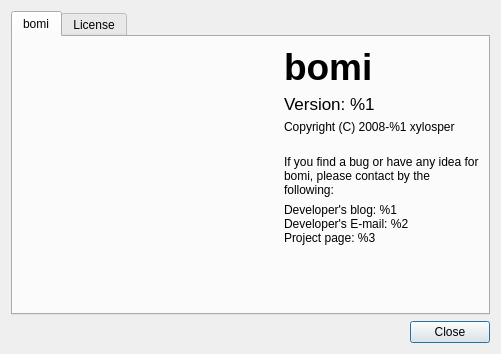
bylee20/bomi, file src/bomi/ui/aboutdialog.ui: the form before one commit.
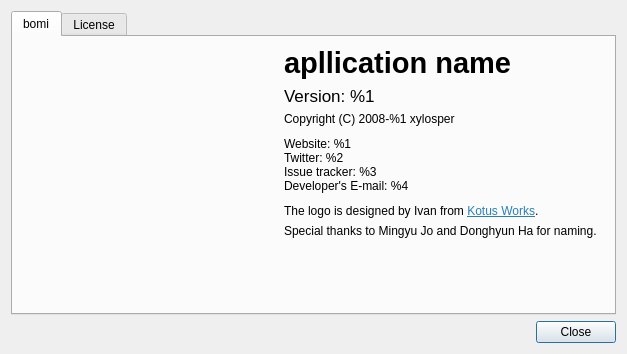
The form after the commit. Icons and pictures are not drawn. Custom widgets are drawn as their Qt base class.

Diff of the .ui file:
```diff
--- a/src/bomi/ui/aboutdialog.ui
+++ b/src/bomi/ui/aboutdialog.ui
@@ -6,8 +6,8 @@
    <rect>
     <x>0</x>
     <y>0</y>
-    <width>501</width>
-    <height>352</height>
+    <width>627</width>
+    <height>354</height>
    </rect>
   </property>
   <property name="windowTitle">
@@ -96,7 +96,7 @@
             </font>
            </property>
            <property name="text">
-            <string notr="true">bomi</string>
+            <string notr="true">&lt;html&gt;&lt;head/&gt;&lt;body&gt;&lt;p&gt;&lt;span style=&quot; font-size:22pt;&quot;&gt;apllication name&lt;/span&gt;&lt;/p&gt;&lt;/body&gt;&lt;/html&gt;</string>
            </property>
           </widget>
          </item>
@@ -129,21 +129,11 @@
            <property name="sizeHint" stdset="0">
             <size>
              <width>13</width>
-             <height>15</height>
+             <height>5</height>
             </size>
            </property>
           </spacer>
          </item>
-         <item>
-          <widget class="QLabel" name="label_6">
-           <property name="text">
-            <string>If you find a bug or have any idea for bomi, please contact by the following:</string>
-           </property>
-           <property name="wordWrap">
-            <bool>true</bool>
-           </property>
-          </widget>
-         </item>
          <item>
           <widget class="QLabel" name="contacts">
            <property name="sizePolicy">
@@ -153,9 +143,10 @@
             </sizepolicy>
            </property>
            <property name="text">
-            <string>Developer's blog: %1
-Developer's E-mail: %2
-Project page: %3</string>
+            <string>Website: %1
+Twitter: %2
+Issue tracker: %3
+Developer's E-mail: %4</string>
            </property>
            <property name="openExternalLinks">
             <bool>true</bool>
@@ -165,6 +156,45 @@
            </property>
           </widget>
          </item>
+         <item>
+          <spacer name="verticalSpacer_4">
+           <property name="orientation">
+            <enum>Qt::Vertical</enum>
+           </property>
+           <property name="sizeType">
+            <enum>QSizePolicy::Fixed</enum>
+           </property>
+           <property name="sizeHint" stdset="0">
+            <size>
+             <width>20</width>
+             <height>5</height>
+            </size>
+           </property>
+          </spacer>
+         </item>
+         <item>
+          <widget class="QLabel" name="ivan">
+           <property name="text">
+            <string>&lt;html&gt;&lt;head/&gt;&lt;body&gt;&lt;p&gt;The logo is designed by Ivan from &lt;a href=&quot;%1&quot;&gt;&lt;span style=&quot; text-decoration: underline; color:#2980b9;&quot;&gt;Kotus Works&lt;/span&gt;&lt;/a&gt;.&lt;/p&gt;&lt;/body&gt;&lt;/html&gt;</string>
+           </property>
+           <property name="textFormat">
+            <enum>Qt::RichText</enum>
+           </property>
+           <property name="openExternalLinks">
+            <bool>true</bool>
+           </property>
+           <property name="textInteractionFlags">
+            <set>Qt::LinksAccessibleByKeyboard|Qt::LinksAccessibleByMouse</set>
+           </property>
+          </widget>
+         </item>
+         <item>
+          <widget class="QLabel" name="label_2">
+           <property name="text">
+            <string>Special thanks to Mingyu Jo and Donghyun Ha for naming.</string>
+           </property>
+          </widget>
+         </item>
          <item>
           <spacer name="verticalSpacer_3">
            <property name="orientation">
```
Left out of the diff: 23 changed lines with no effect on the pictures.
